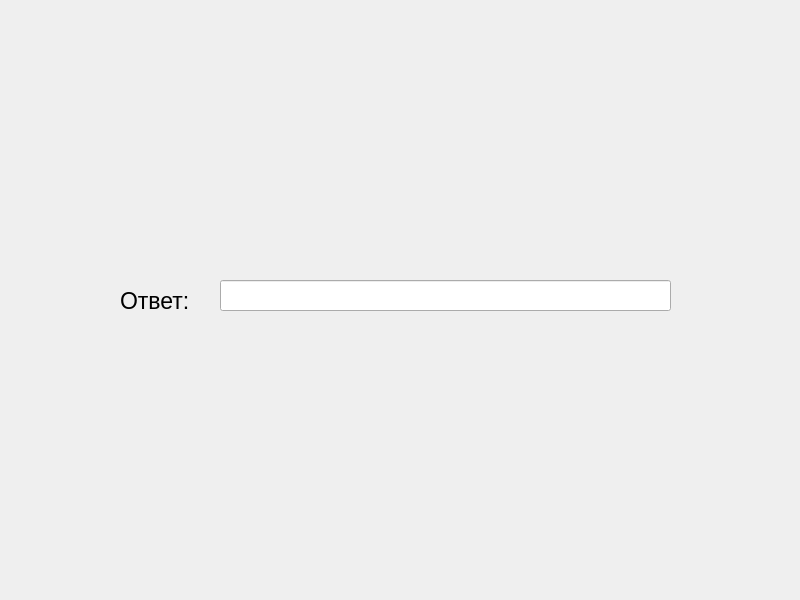
The window that ui/SecondTask/fourSlide.ui (goldduck11/Ecology) describes before a commit, drawn with Qt 5.
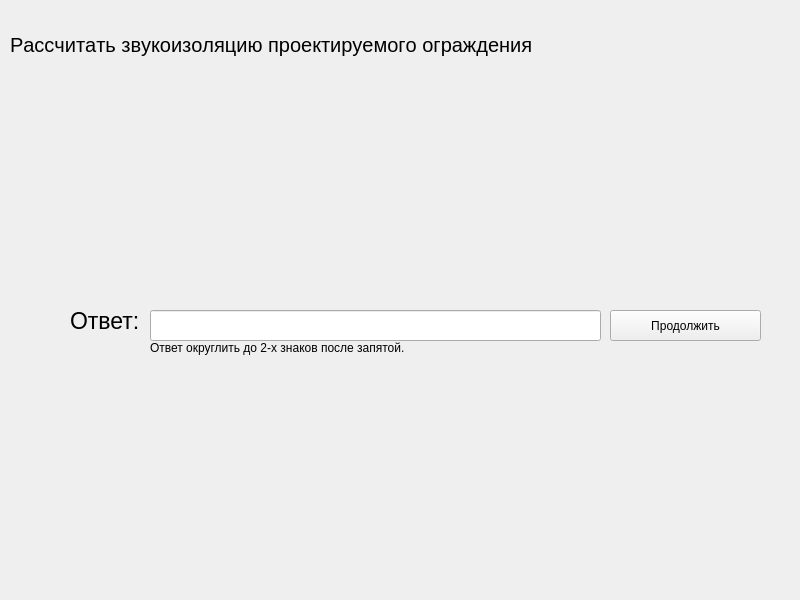
The same window after the commit. Icons and pictures are not drawn.

What changed in the file:
```diff
--- a/ui/SecondTask/fourSlide.ui
+++ b/ui/SecondTask/fourSlide.ui
@@ -17,8 +17,8 @@
    <widget class="QLabel" name="label_2">
     <property name="geometry">
      <rect>
-      <x>120</x>
-      <y>280</y>
+      <x>70</x>
+      <y>300</y>
       <width>101</width>
       <height>41</height>
      </rect>
@@ -35,8 +35,8 @@
    <widget class="QLineEdit" name="lineEdit">
     <property name="geometry">
      <rect>
-      <x>220</x>
-      <y>280</y>
+      <x>150</x>
+      <y>310</y>
       <width>451</width>
       <height>31</height>
      </rect>
@@ -50,8 +50,8 @@
    <widget class="QLabel" name="label">
     <property name="geometry">
      <rect>
-      <x>220</x>
-      <y>120</y>
+      <x>200</x>
+      <y>140</y>
       <width>371</width>
       <height>111</height>
      </rect>
@@ -63,6 +63,73 @@
      <pixmap>../../image/secondTask/secondFormyla.png</pixmap>
     </property>
    </widget>
+   <widget class="QPushButton" name="pushButton">
+    <property name="geometry">
+     <rect>
+      <x>610</x>
+      <y>310</y>
+      <width>151</width>
+      <height>31</height>
+     </rect>
+    </property>
+    <property name="text">
+     <string>Продолжить</string>
+    </property>
+   </widget>
+   <widget class="QLabel" name="label_3">
+    <property name="geometry">
+     <rect>
+      <x>10</x>
+      <y>10</y>
+      <width>761</width>
+      <height>71</height>
+     </rect>
+    </property>
+    <property name="sizeIncrement">
+     <size>
+      <width>0</width>
+      <height>0</height>
+     </size>
+    </property>
+    <property name="font">
+     <font>
+      <pointsize>15</pointsize>
+      <bold>false</bold>
+      <kerning>false</kerning>
+     </font>
+    </property>
+    <property name="lineWidth">
+     <number>0</number>
+    </property>
+    <property name="midLineWidth">
+     <number>0</number>
+    </property>
+    <property name="text">
+     <string>&lt;html&gt;&lt;head/&gt;&lt;body&gt;&lt;p&gt;Рассчитать звукоизоляцию проектируемого ограждения&lt;/p&gt;&lt;/body&gt;&lt;/html&gt;</string>
+    </property>
+    <property name="textFormat">
+     <enum>Qt::AutoText</enum>
+    </property>
+    <property name="margin">
+     <number>0</number>
+    </property>
+    <property name="indent">
+     <number>-1</number>
+    </property>
+   </widget>
+   <widget class="QLabel" name="label_10">
+    <property name="geometry">
+     <rect>
+      <x>150</x>
+      <y>340</y>
+      <width>271</width>
+      <height>16</height>
+     </rect>
+    </property>
+    <property name="text">
+     <string>Ответ округлить до 2-х знаков после запятой.</string>
+    </property>
+   </widget>
   </widget>
  </widget>
  <resources/>
```
